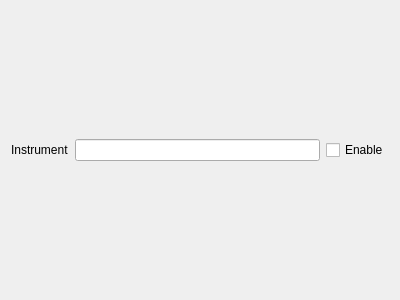
Before: the Qt Designer form ui/ExternalScannedParametersConfig.ui in MonroeQuantumNetworks/IonControl, drawn with Qt 5.
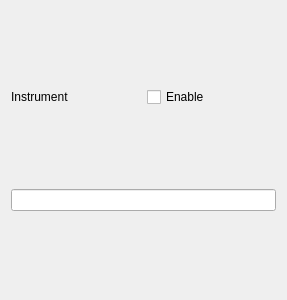
After: the same form once the commit is applied.

Commit message: ExternalParameterUi done. Still needs to be made persistent.

What changed in the file:
```diff
--- a/ui/ExternalScannedParametersConfig.ui
+++ b/ui/ExternalScannedParametersConfig.ui
@@ -6,7 +6,7 @@
    <rect>
     <x>0</x>
     <y>0</y>
-    <width>400</width>
+    <width>287</width>
     <height>300</height>
    </rect>
   </property>
@@ -23,9 +23,6 @@
        </property>
       </widget>
      </item>
-     <item>
-      <widget class="QLineEdit" name="instrumentLineEdit"/>
-     </item>
      <item>
       <widget class="QCheckBox" name="enableCheckBox">
        <property name="text">
@@ -35,6 +32,9 @@
      </item>
     </layout>
    </item>
+   <item>
+    <widget class="QLineEdit" name="instrumentLineEdit"/>
+   </item>
   </layout>
  </widget>
  <resources/>
```
Left out of the diff: 5 changed lines with no effect on the pictures. The commit also changes 6 other files.
